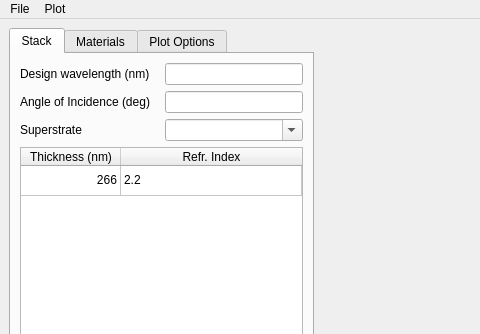
Qt form gui/ui_mainWindow.ui (sestei/CoatingGUI) before a commit; both pictures show x 0 to 480 and y 0 to 334 of the 1115 by 662 pixel window.
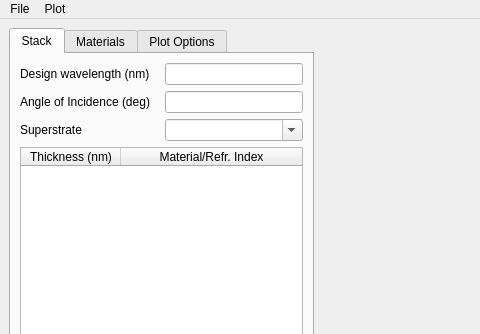
The same form after that commit. The open tabs and pages were chosen to show the change. Icons and pictures are not drawn. Custom widgets are drawn as their Qt base class.

Commit message: adding and deleting materials now updates substrate and superstrate comboboxes

The edit to the form file:
```diff
--- a/gui/ui_mainWindow.ui
+++ b/gui/ui_mainWindow.ui
@@ -121,11 +121,6 @@
           <attribute name="verticalHeaderVisible">
            <bool>false</bool>
           </attribute>
-          <row>
-           <property name="text">
-            <string>1</string>
-           </property>
-          </row>
           <column>
            <property name="text">
             <string>Thickness (nm)</string>
@@ -133,22 +128,9 @@
           </column>
           <column>
            <property name="text">
-            <string>Refr. Index</string>
+            <string>Material/Refr. Index</string>
            </property>
           </column>
-          <item row="0" column="0">
-           <property name="text">
-            <string>266</string>
-           </property>
-           <property name="textAlignment">
-            <set>AlignRight|AlignVCenter</set>
-           </property>
-          </item>
-          <item row="0" column="1">
-           <property name="text">
-            <string>2.2</string>
-           </property>
-          </item>
          </widget>
         </item>
         <item>
```
Left out of the diff: 16 changed lines with no effect on the pictures. The commit also changes 1 other file.
